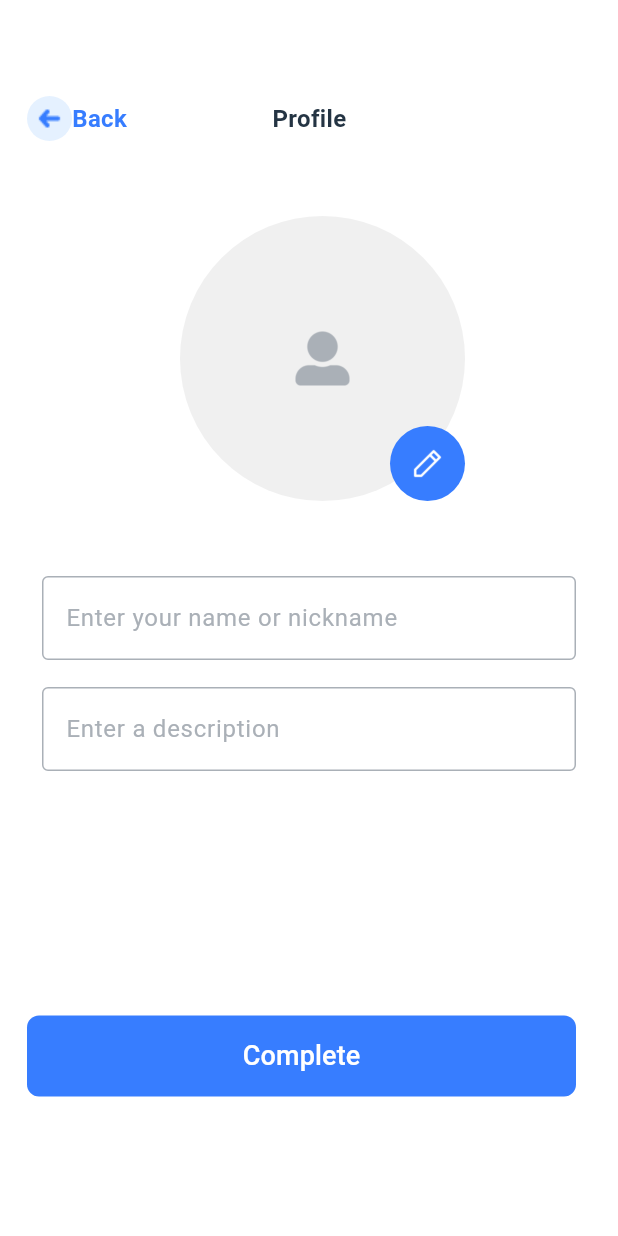
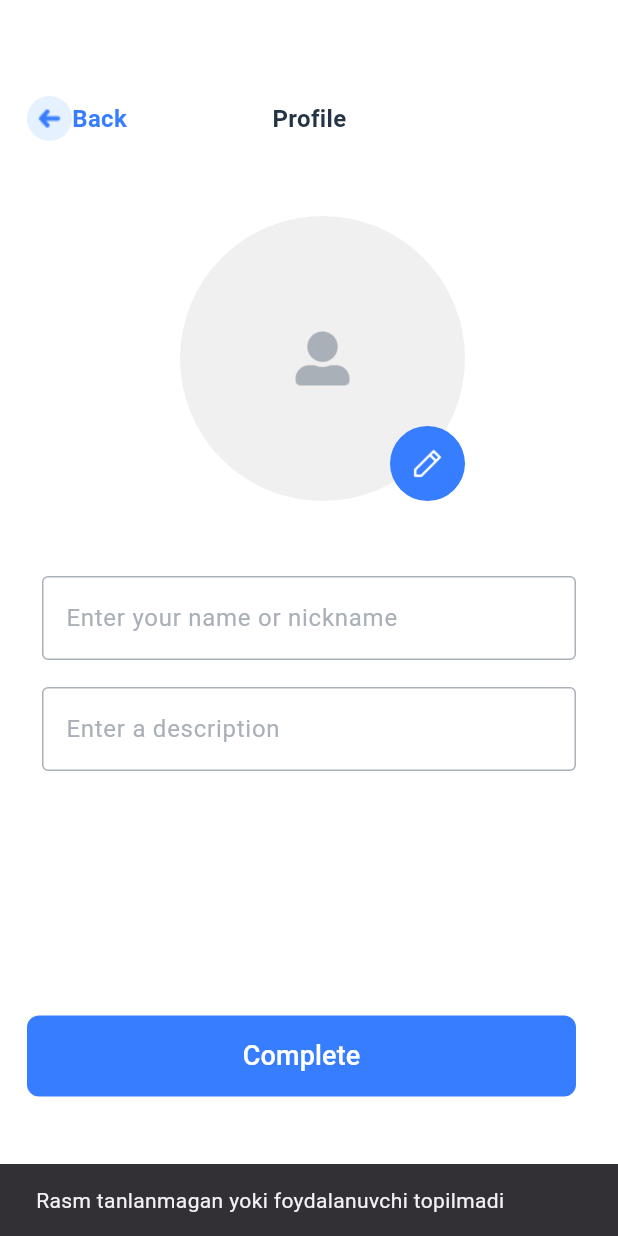
Before and after one commit to Primberdiyev/Talky-Application-2, a Flutter app: the AccountPage screen opened by its route, after a tap on "Complete", on a phone screen of 412 x 824 dp. Run offline on Flutter 3.47's test engine with Material 3 defaults, Android fonts, the phone set to English and light mode, and no system bars; our stand-ins replace cloud_firestore, firebase_auth, firebase_core, firebase_storage, google_sign_in, image_picker and 1 more; missing offline and left inert: email_otp; accounts and stored records are empty.

Commit message:
account page is working

```diff
--- a/lib/account_page/account_page.dart
+++ b/lib/account_page/account_page.dart
@@ -12,6 +12,7 @@ class AccountPage extends StatelessWidget {
   @override
   Widget build(BuildContext context) {
     return const Scaffold(
+      resizeToAvoidBottomInset: false,
       body: Padding(
         padding: EdgeInsets.only(top: 64, left: 18),
         child: Column(
--- a/lib/account_page/widgets/complete_button.dart
+++ b/lib/account_page/widgets/complete_button.dart
@@ -1,19 +1,68 @@
+import 'dart:io';
+
+import 'package:firebase_storage/firebase_storage.dart';
 import 'package:flutter/material.dart';
+import 'package:cloud_firestore/cloud_firestore.dart';
+import 'package:firebase_auth/firebase_auth.dart';
+import 'package:provider/provider.dart';
+import 'package:talky_aplication_2/providers/controller_and_conditions_provider.dart';
 
 class CompleteButton extends StatelessWidget {
   const CompleteButton({super.key});
 
   @override
   Widget build(BuildContext context) {
+    return Consumer<TalkyProvider>(builder: (context, provider, child) {
       return Padding(
         padding: const EdgeInsets.only(top: 163, right: 28),
         child: TextButton(
           style: TextButton.styleFrom(
               fixedSize: const Size(394, 54),
               backgroundColor: const Color(0xFF377DFF),
-            shape:
-                RoundedRectangleBorder(borderRadius: BorderRadius.circular(8))),
-        onPressed: () async {},
+              shape: RoundedRectangleBorder(
+                  borderRadius: BorderRadius.circular(8))),
+          onPressed: () async {
+            User? user = FirebaseAuth.instance.currentUser;
+            if (user != null && provider.image != null) {
+              try {
+                final ref = FirebaseStorage.instance
+                    .ref()
+                    .child('users/${user.email}/profile_image.jpg');
+                UploadTask uploadTask = ref.putFile(File(provider.image!.path));
+                final snapshot = await uploadTask.whenComplete(() => null);
+
+                final downloadUrl = await snapshot.ref.getDownloadURL();
+
+                await FirebaseFirestore.instance
+                    .collection("User")
+                    .doc(user.uid)
+                    .update({
+                  'name': provider.nameController.text,
+                  'description': provider.descriptionController.text,
+                  'imgUrl': downloadUrl,
+                });
+
+                ScaffoldMessenger.of(context).showSnackBar(
+                  const SnackBar(
+                    content: Text("Ma'lumot muvaffaqiyatli saqlandi"),
+                  ),
+                );
+              } catch (e) {
+                ScaffoldMessenger.of(context).showSnackBar(
+                  SnackBar(
+                    content: Text("Xatolik yuz berdi2: $e"),
+                  ),
+                );
+              }
+            } else {
+              ScaffoldMessenger.of(context).showSnackBar(
+                const SnackBar(
+                  content:
+                      Text("Rasm tanlanmagan yoki foydalanuvchi topilmadi"),
+                ),
+              );
+            }
+          },
           child: const Text(
             'Complete',
             style: TextStyle(
@@ -23,5 +72,6 @@ class CompleteButton extends StatelessWidget {
           ),
         ),
       );
+    });
   }
 }
--- a/lib/account_page/widgets/image_view.dart
+++ b/lib/account_page/widgets/image_view.dart
@@ -1,11 +1,18 @@
+import 'dart:io';
+
 import 'package:flutter/material.dart';
 import 'package:image_picker/image_picker.dart';
 import 'package:provider/provider.dart';
 import 'package:talky_aplication_2/providers/controller_and_conditions_provider.dart';
 
-class ImageView extends StatelessWidget {
+class ImageView extends StatefulWidget {
   const ImageView({super.key});
 
+  @override
+  State<ImageView> createState() => _ImageViewState();
+}
+
+class _ImageViewState extends State<ImageView> {
   @override
   Widget build(BuildContext context) {
     return Consumer<TalkyProvider>(builder: (context, provider, child) {
@@ -44,7 +51,12 @@ class ImageView extends StatelessWidget {
               ),
             )
           : ClipOval(
-              child: Image.file(provider.image!),
+              child: Image.file(
+                File(provider.image!.path),
+                height: 190,
+                width: 190,
+                fit: BoxFit.cover,
+              ),
             );
     });
   }
--- a/lib/account_page/widgets/input_description.dart
+++ b/lib/account_page/widgets/input_description.dart
@@ -1,4 +1,6 @@
 import 'package:flutter/material.dart';
+import 'package:provider/provider.dart';
+import 'package:talky_aplication_2/providers/controller_and_conditions_provider.dart';
 
 class InputDescription extends StatefulWidget {
   const InputDescription({super.key});
@@ -10,10 +12,12 @@ class InputDescription extends StatefulWidget {
 class _InputNameState extends State<InputDescription> {
   @override
   Widget build(BuildContext context) {
-    return const Padding(
-      padding: EdgeInsets.only(left: 10, right: 28, top: 18),
+    return Consumer<TalkyProvider>(builder: (context, provider, child) {
+      return Padding(
+        padding: const EdgeInsets.only(left: 10, right: 28, top: 18),
         child: TextField(
-        decoration: InputDecoration(
+          controller: provider.descriptionController,
+          decoration: const InputDecoration(
             labelText: 'Enter a description',
             labelStyle: TextStyle(
               color: Color(0xFFAAB0B7),
@@ -34,5 +38,6 @@ class _InputNameState extends State<InputDescription> {
           ),
         ),
       );
+    });
   }
 }
--- a/lib/account_page/widgets/input_name.dart
+++ b/lib/account_page/widgets/input_name.dart
@@ -1,4 +1,6 @@
 import 'package:flutter/material.dart';
+import 'package:provider/provider.dart';
+import 'package:talky_aplication_2/providers/controller_and_conditions_provider.dart';
 
 class InputName extends StatefulWidget {
   const InputName({super.key});
@@ -10,10 +12,12 @@ class InputName extends StatefulWidget {
 class _InputNameState extends State<InputName> {
   @override
   Widget build(BuildContext context) {
-    return const Padding(
-      padding: EdgeInsets.only(left: 10, right: 28, top: 50),
+    return Consumer<TalkyProvider>(builder: (context, provider, child) {
+      return Padding(
+        padding: const EdgeInsets.only(left: 10, right: 28, top: 50),
         child: TextField(
-        decoration: InputDecoration(
+          controller: provider.nameController,
+          decoration: const InputDecoration(
             labelText: 'Enter your name or nickname',
             labelStyle: TextStyle(
               color: Color(0xFFAAB0B7),
@@ -34,5 +38,6 @@ class _InputNameState extends State<InputName> {
           ),
         ),
       );
+    });
   }
 }
--- a/lib/authorization_page/widgets/sign_up_text_button.dart
+++ b/lib/authorization_page/widgets/sign_up_text_button.dart
@@ -12,7 +12,7 @@ class SignUpTextButton extends StatelessWidget {
     return Consumer<TalkyProvider>(builder: (context, provider, child) {
       return InkWell(
         onTap: () {
-          provider.changeBoolValue(BoolValueEnum.isLoading);
+          provider.changeBoolValue(BoolValueEnum.isSignIn);
           provider.deleteControllerText();
           provider.changeIsMailCorrect(true);
           Navigator.pushReplacementNamed(context, NameRoutes.auth);
--- a/lib/providers/controller_and_conditions_provider.dart
+++ b/lib/providers/controller_and_conditions_provider.dart
@@ -1,11 +1,10 @@
 import 'dart:async';
-import 'dart:io';
-
 import 'package:cloud_firestore/cloud_firestore.dart';
 import 'package:email_otp/email_otp.dart';
 import 'package:firebase_auth/firebase_auth.dart';
 import 'package:firebase_storage/firebase_storage.dart';
 import 'package:flutter/material.dart';
+import 'package:image_picker/image_picker.dart';
 import 'package:talky_aplication_2/routes/bool_value_enum.dart';
 import 'package:talky_aplication_2/routes/name_routes.dart';
 
@@ -21,7 +20,7 @@ class TalkyProvider with ChangeNotifier {
   bool isLoading = false;
   bool isEmailCorrect = true;
   final FirebaseAuth _auth = FirebaseAuth.instance;
-  File? image;
+  XFile? image;
   UploadTask? uploadTask;
 
   void changeBoolValue(BoolValueEnum value) {
@@ -101,8 +100,6 @@ class TalkyProvider with ChangeNotifier {
       if (user != null) {
         await FirebaseFirestore.instance.collection("User").doc(user.uid).set({
           'email': user.email,
-          'name': user.displayName ?? '',
-          'imgUrl:': user.photoURL ?? '',
           'id': user.uid,
         });
       }
@@ -135,7 +132,12 @@ class TalkyProvider with ChangeNotifier {
   }
 
   updateImage(newImage) {
-    image = File(newImage.path);
+    image = newImage;
+    notifyListeners();
+  }
+
+  updateUploadTask(newUploadTask) {
+    uploadTask = newUploadTask;
     notifyListeners();
   }
 }
```
Lines whose indentation alone changed are shown as unchanged.
